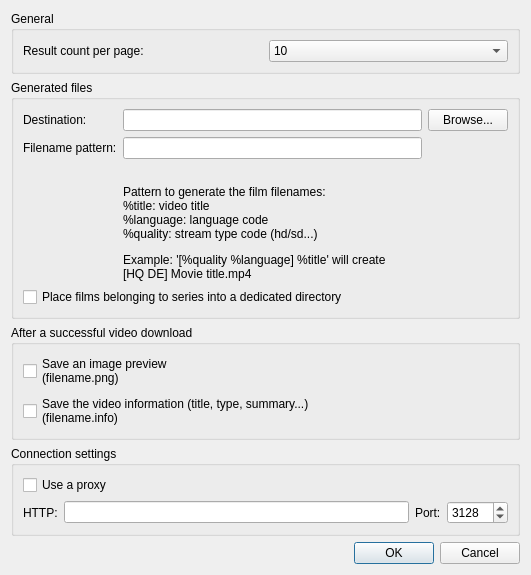
Above: preferencedialog.ui from Tofee/artefetcher before the change. Below: the same form after it.
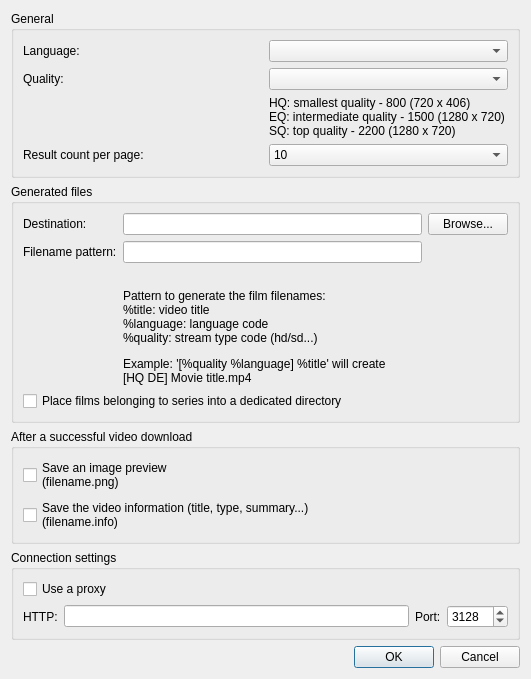
That is the form after the change.

Commit message: Moving language and quality settings into global settings popup Recompute video type combo box width Code clean

```diff
--- a/preferencedialog.ui
+++ b/preferencedialog.ui
@@ -7,7 +7,7 @@
     <x>0</x>
     <y>0</y>
     <width>531</width>
-    <height>515</height>
+    <height>569</height>
    </rect>
   </property>
   <property name="windowTitle">
@@ -204,7 +204,7 @@
       <string>General</string>
      </property>
      <layout class="QGridLayout" name="gridLayout_4">
-      <item row="0" column="1">
+      <item row="3" column="1">
        <widget class="QComboBox" name="resultCountComboBox">
         <property name="currentIndex">
          <number>0</number>
@@ -236,13 +236,42 @@
         </item>
        </widget>
       </item>
-      <item row="0" column="0">
+      <item row="3" column="0">
        <widget class="QLabel" name="label_3">
         <property name="text">
          <string>Result count per page:</string>
         </property>
        </widget>
       </item>
+      <item row="0" column="0">
+       <widget class="QLabel" name="label_5">
+        <property name="text">
+         <string>Language:</string>
+        </property>
+       </widget>
+      </item>
+      <item row="1" column="0">
+       <widget class="QLabel" name="label_6">
+        <property name="text">
+         <string>Quality:</string>
+        </property>
+       </widget>
+      </item>
+      <item row="0" column="1">
+       <widget class="QComboBox" name="languageComboBox"/>
+      </item>
+      <item row="1" column="1">
+       <widget class="QComboBox" name="qualityComboBox"/>
+      </item>
+      <item row="2" column="1">
+       <widget class="QLabel" name="label_7">
+        <property name="text">
+         <string>HQ: smallest quality - 800 (720 x 406)
+EQ: intermediate quality - 1500 (1280 x 720)
+SQ: top quality - 2200 (1280 x 720)</string>
+        </property>
+       </widget>
+      </item>
      </layout>
     </widget>
    </item>
```
The commit also changes 7 other files.
